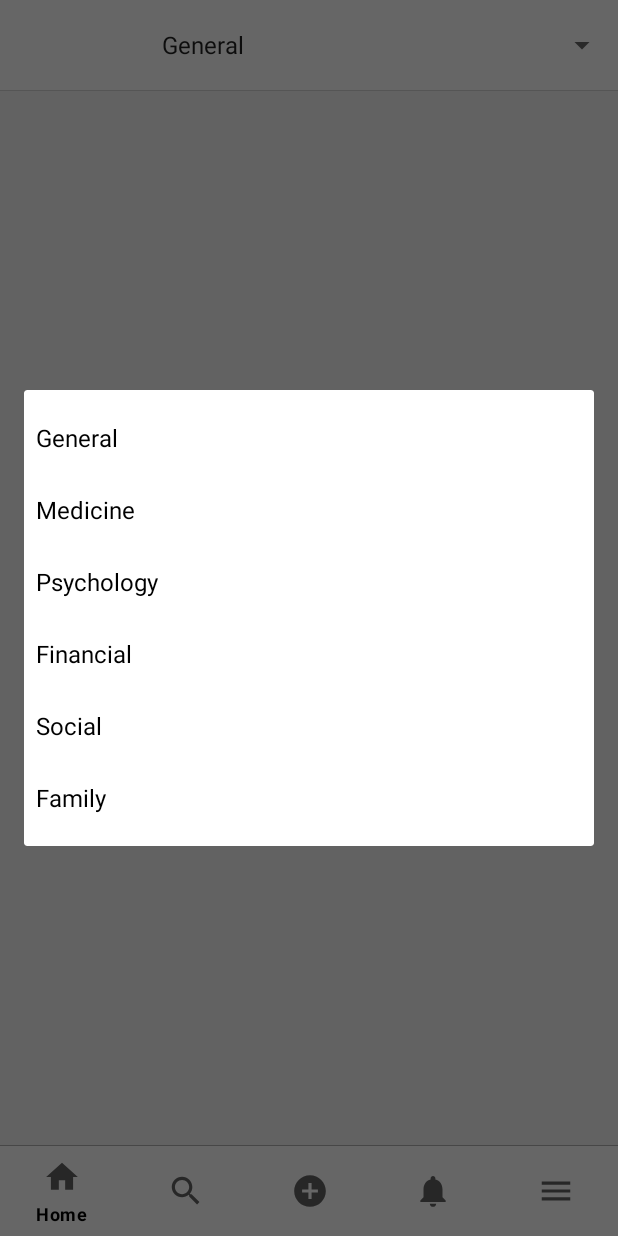
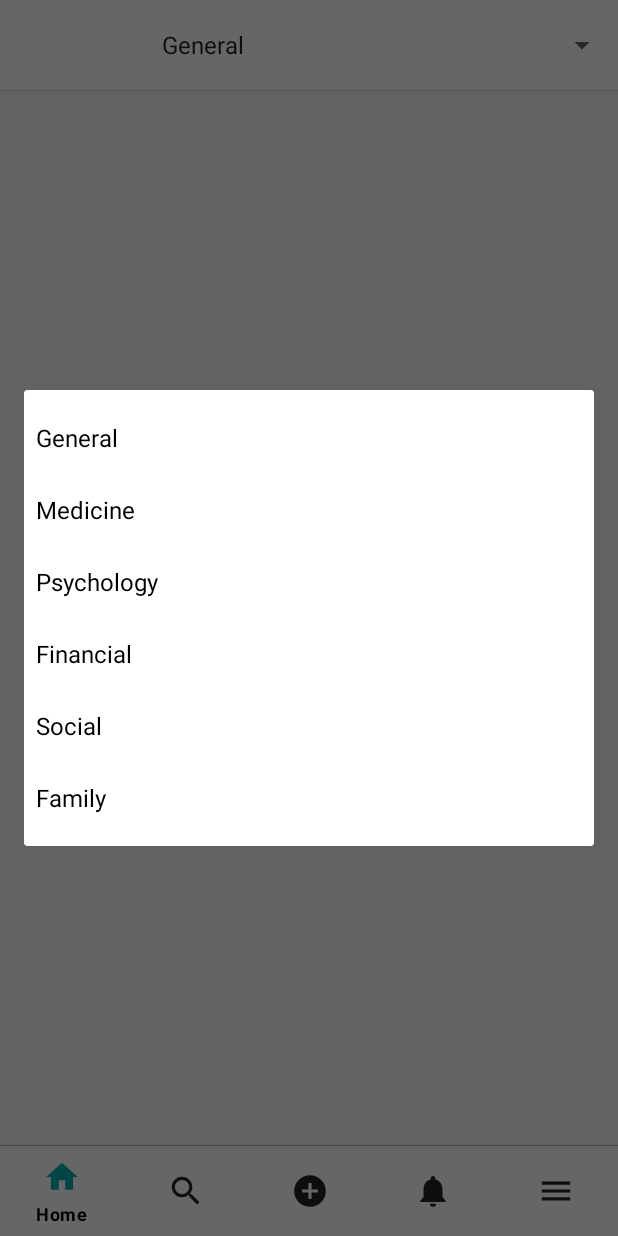
Before and after one commit to abdallahmagdy15/2HANDS_repo, an Android app: the screen it shows after launch once a user with an empty profile is signed in (homeActivity), after a tap on "General", on a phone screen of 412 x 824 dp. Run offline under Robolectric (Android 15) with nearby library versions, the phone set to English and light mode, and no system bars; our stand-ins replace CircleImageView, Firebase (no records; nobody signed in at launch, a user with empty details on screens opened directly), Picasso; libraries missing offline, so code that uses them is left out: org.ocpsoft.prettytime; pictures from the network do not load; 3 statements that could not run were skipped.

Commit message:
nav color added

```diff
--- /dev/null
+++ b/app/src/main/res/color/bottom_nav_colors.xml
@@ -0,0 +1,5 @@
+<?xml version="1.0" encoding="utf-8"?>
+<selector xmlns:android="http://schemas.android.com/apk/res/android">
+    <item android:color="#0BADAD" android:state_checked="true"/>
+    <item android:color="#242424"/>
+</selector>
--- a/app/src/main/res/layout/activity_home.xml
+++ b/app/src/main/res/layout/activity_home.xml
@@ -36,7 +36,7 @@
         android:backgroundTint="#00D33D3D"
         app:elevation="0dp"
         app:itemIconSize="25dp"
-        app:itemIconTint="#636363"
+        app:itemIconTint="@color/bottom_nav_colors"
         app:itemTextColor="#000000"
         app:layout_constraintBottom_toBottomOf="parent"
         app:layout_constraintEnd_toEndOf="parent"
```
